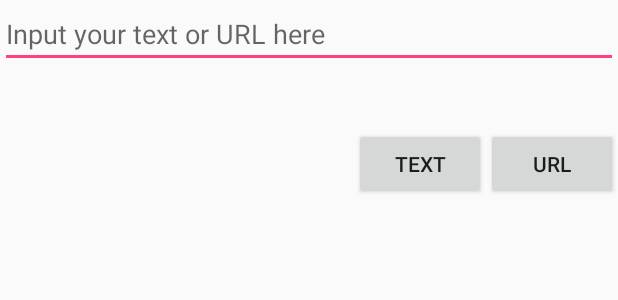
After one commit to Oulala-Leon/AndroidQuickBook, an Android app: the layout writepage.xml on its own in the app's theme, with its tools: preview values and no code run, on a phone screen of 412 x 824 dp. The commit adds this screen. Shown: the top 300 px of the screen. Run offline under Robolectric (Android 15) with nearby library versions, the phone set to English and light mode, and no system bars.

```diff
--- a/QuickBook/app/src/main/java/db/Database.java
+++ b/QuickBook/app/src/main/java/db/Database.java
@@ -14,6 +14,6 @@ public class Database {
         public static final String TABLE = "Book";
 
         public static final String PAGE_CONTENTS = "Contents";
-        public static final int TEXT_TYPE = 0;
+        public static final String TEXT_TYPE = "Zero";
     }
 }
--- /dev/null
+++ b/QuickBook/app/src/main/res/layout/writepage.xml
@@ -0,0 +1,30 @@
+<?xml version="1.0" encoding="utf-8"?>
+<RelativeLayout xmlns:android="http://schemas.android.com/apk/res/android"
+    android:orientation="vertical" android:layout_width="match_parent"
+    android:layout_height="match_parent">
+
+    <EditText
+        android:layout_width="match_parent"
+        android:layout_height="wrap_content"
+        android:layout_alignParentTop="true"
+        android:layout_marginBottom="40dp"
+        android:hint="Input your text or URL here"
+        android:id="@+id/TextInput"/>
+    <Button
+        android:layout_width="wrap_content"
+        android:layout_height="wrap_content"
+        android:text="@string/URL"
+        android:layout_alignParentEnd="true"
+        android:layout_below="@id/TextInput"
+        android:id="@+id/URLButton"
+        />
+    <Button
+        android:layout_width="wrap_content"
+        android:layout_height="wrap_content"
+        android:text="@string/Text"
+        android:layout_alignTop="@id/URLButton"
+        android:layout_toStartOf="@id/URLButton"
+        android:id="@+id/TextButton"
+        />
+
+</RelativeLayout>
--- a/QuickBook/app/src/main/res/values/strings.xml
+++ b/QuickBook/app/src/main/res/values/strings.xml
@@ -1,4 +1,8 @@
 <resources>
     <string name="app_name">QuickBook</string>
     <string name="action_settings">Settings</string>
+    <string name="URL">URL</string>
+    <string name="Text">Text</string>
+    <string name="Next">-></string>
+    <string name="Prev">(-</string>
 </resources>
```
Also changed, not shown: QuickBook/app/src/main/java/com/example/tankul/quickbook/main.java (+110 -4 lines), QuickBook/app/src/main/res/layout/activity_main.xml (+36 -0 lines).
